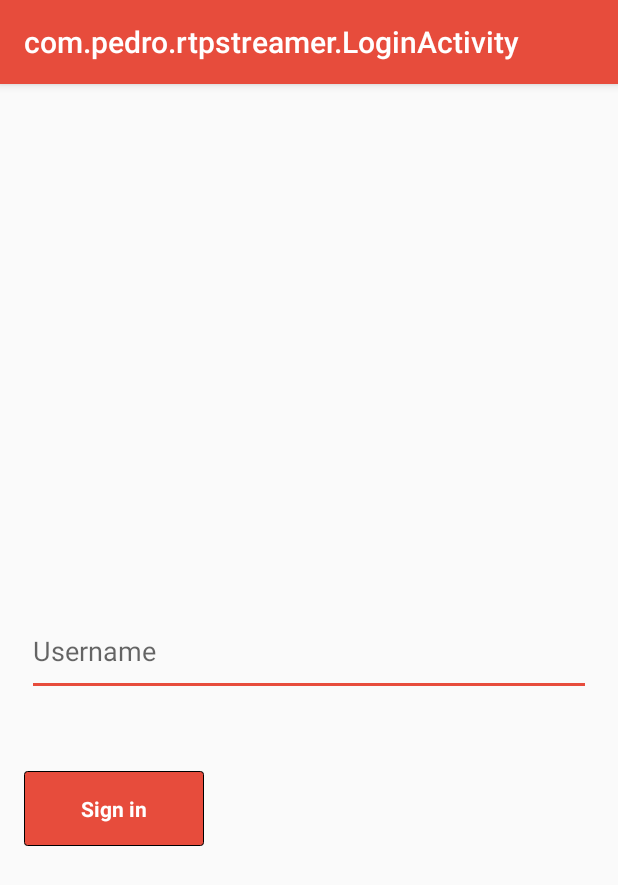
After one commit to Pjiwm/circle-android, an Android app: the LoginActivity screen opened directly, with no data from a screen before it, on a phone screen of 412 x 824 dp. The commit adds this screen. Shown: the top 885 px of the screen. Run offline under Robolectric (Android 15) with nearby library versions, the phone set to English and light mode, and no system bars; network calls fail; 1 statement that could not run was skipped.

Commit message:
LogIn Activity Implemented

```diff
--- a/app/build.gradle
+++ b/app/build.gradle
@@ -29,4 +29,8 @@ dependencies {
   implementation 'com.google.android.material:material:1.6.0'
   implementation "org.jetbrains.kotlin:kotlin-stdlib-jdk8:$kotlin_version"
   implementation 'com.android.volley:volley:1.2.1'
+    implementation 'androidx.appcompat:appcompat:1.3.0'
+    implementation 'androidx.annotation:annotation:1.4.0'
+    implementation 'androidx.lifecycle:lifecycle-livedata-ktx:2.3.1'
+    implementation 'androidx.lifecycle:lifecycle-viewmodel-ktx:2.3.1'
 }
--- a/app/src/main/AndroidManifest.xml
+++ b/app/src/main/AndroidManifest.xml
@@ -39,6 +39,9 @@
             <category android:name="android.intent.category.LAUNCHER"/>
         </intent-filter>
     </activity>
+    <activity
+        android:name=".LoginActivity"
+        android:exported="true" />
 </application>
 
 </manifest>
--- /dev/null
+++ b/app/src/main/java/com/pedro/rtpstreamer/LoginActivity.java
@@ -0,0 +1,47 @@
+package com.pedro.rtpstreamer;
+
+import androidx.appcompat.app.AppCompatActivity;
+
+import android.content.Context;
+import android.content.Intent;
+import android.os.Bundle;
+import android.view.View;
+import android.widget.Button;
+import android.widget.EditText;
+import android.widget.Toast;
+
+import com.pedro.rtpstreamer.utils.AuthClass;
+import com.pedro.rtpstreamer.utils.AuthData;
+
+public class LoginActivity extends AppCompatActivity {
+
+    AuthData authData = new AuthData();
+    private EditText mUsernameTextView;
+    private Button mLoginButton;
+    private AuthClass[] accounts = authData.getAuthData();
+
+    @Override
+    protected void onCreate(Bundle savedInstanceState) {
+        super.onCreate(savedInstanceState);
+        setContentView(R.layout.activity_logintp);
+
+        mUsernameTextView = findViewById(R.id.username);
+        mLoginButton = findViewById(R.id.login);
+
+        mLoginButton.setOnClickListener(new View.OnClickListener() {
+            @Override
+            public void onClick(View view) {
+                if(mUsernameTextView.getText().equals(accounts[3].getUsername())) {
+                    Toast.makeText(LoginActivity.this,"Username and Private key combination is Correct",
+                            Toast.LENGTH_SHORT).show();
+                    Intent intent = new Intent(LoginActivity.this, MainActivity.class);
+                    startActivity(intent);
+
+                } else {
+                    Toast.makeText(LoginActivity.this,"Username and Private key combination is Incorrect",
+                            Toast.LENGTH_SHORT).show();
+                }
+            }
+        });
+    }
+}
--- a/app/src/main/java/com/pedro/rtpstreamer/MainActivity.java
+++ b/app/src/main/java/com/pedro/rtpstreamer/MainActivity.java
@@ -16,6 +16,7 @@
 
 package com.pedro.rtpstreamer;
 
+import android.content.Intent;
 import android.hardware.Camera;
 import android.os.Build;
 import android.os.Bundle;
@@ -254,6 +255,10 @@ public class MainActivity extends AppCompatActivity
           rtmpCamera1.enableAudio();
         }
         return true;
+        case R.id.loginmenu:
+          Intent intent = new Intent(this, LoginActivity.class);
+          startActivity(intent);
+          return true;
         case R.id.user_jop:
           currentUser = accounts[0];
           System.out.println(currentUser.getUsername());
--- a/app/src/main/res/layout/activity_custom.xml
+++ b/app/src/main/res/layout/activity_custom.xml
@@ -40,7 +40,6 @@
         app:layout_constraintBottom_toTopOf="@+id/send_text_message"
         app:layout_constraintEnd_toEndOf="parent"
         app:layout_constraintStart_toStartOf="parent"
-        app:layout_constraintTop_toBottomOf="@+id/et_rtp_url"
         app:layout_constraintVertical_bias="0.933"
         android:background="#99000000">
 
@@ -99,9 +98,8 @@
         android:layout_width="wrap_content"
         android:layout_height="wrap_content"
         android:layout_margin="20dp"
-        app:layout_constraintTop_toBottomOf="@id/et_rtp_url"
         app:layout_constraintEnd_toEndOf="parent"
-        />
+        tools:ignore="MissingConstraints" />
   </androidx.constraintlayout.widget.ConstraintLayout>
 
   <com.google.android.material.navigation.NavigationView
--- /dev/null
+++ b/app/src/main/res/layout/activity_logintp.xml
@@ -0,0 +1,53 @@
+<?xml version="1.0" encoding="utf-8"?>
+<androidx.constraintlayout.widget.ConstraintLayout xmlns:android="http://schemas.android.com/apk/res/android"
+    xmlns:app="http://schemas.android.com/apk/res-auto"
+    xmlns:tools="http://schemas.android.com/tools"
+    android:id="@+id/container"
+    android:layout_width="match_parent"
+    android:layout_height="match_parent"
+    android:paddingLeft="@dimen/activity_horizontal_margin"
+    android:paddingTop="@dimen/activity_vertical_margin"
+    android:paddingRight="@dimen/activity_horizontal_margin"
+    android:paddingBottom="@dimen/activity_vertical_margin"
+    tools:context="LoginActivity">
+
+    <EditText
+        android:id="@+id/username"
+        android:layout_width="376dp"
+        android:layout_height="60dp"
+        android:layout_marginTop="332dp"
+        android:hint="@string/username"
+        android:inputType="textEmailAddress"
+        android:selectAllOnFocus="true"
+        app:layout_constraintEnd_toEndOf="parent"
+        app:layout_constraintHorizontal_bias="0.485"
+        app:layout_constraintStart_toStartOf="parent"
+        app:layout_constraintTop_toTopOf="parent" />
+
+    <Button
+        android:id="@+id/login"
+        android:layout_width="120dp"
+        android:layout_height="50dp"
+        android:layout_gravity="start"
+        android:layout_marginBottom="244dp"
+        android:enabled="true"
+        android:text="@string/action_sign_in"
+        app:layout_constraintBottom_toBottomOf="parent"
+        app:layout_constraintEnd_toEndOf="parent"
+        app:layout_constraintHorizontal_bias="0.0"
+        app:layout_constraintStart_toStartOf="parent" />
+
+    <ProgressBar
+        android:id="@+id/loading"
+        android:layout_width="wrap_content"
+        android:layout_height="wrap_content"
+        android:layout_gravity="center"
+        android:layout_marginTop="64dp"
+        android:layout_marginBottom="64dp"
+        android:visibility="gone"
+        app:layout_constraintBottom_toBottomOf="parent"
+        app:layout_constraintTop_toTopOf="parent"
+        app:layout_constraintVertical_bias="0.3"
+        tools:ignore="MissingConstraints" />
+
+</androidx.constraintlayout.widget.ConstraintLayout>
--- a/app/src/main/res/menu/menu.xml
+++ b/app/src/main/res/menu/menu.xml
@@ -8,6 +8,10 @@
       android:title="@string/account"
       app:showAsAction="always">
     <menu>
+      <item
+          android:id="@+id/loginmenu"
+          android:title="Login"
+          app:showAsAction="always" />
       <item
           android:id="@+id/user_jop"
           android:title="Jop"
--- /dev/null
+++ b/app/src/main/res/values-land/dimens.xml
@@ -0,0 +1,3 @@
+<resources>
+    <dimen name="activity_horizontal_margin">48dp</dimen>
+</resources>
--- /dev/null
+++ b/app/src/main/res/values-w1240dp/dimens.xml
@@ -0,0 +1,3 @@
+<resources>
+    <dimen name="activity_horizontal_margin">200dp</dimen>
+</resources>
--- /dev/null
+++ b/app/src/main/res/values-w600dp/dimens.xml
@@ -0,0 +1,3 @@
+<resources>
+    <dimen name="activity_horizontal_margin">48dp</dimen>
+</resources>
```
Also changed, not shown: app/src/main/java/com/pedro/rtpstreamer/utils/MessageListAdapter.java (deleted, +0 -110 lines), app/src/main/res/values/strings.xml (+10 -0 lines), app/src/main/res/values/dimens.xml (indentation only). Lines whose indentation alone changed are shown as unchanged.
